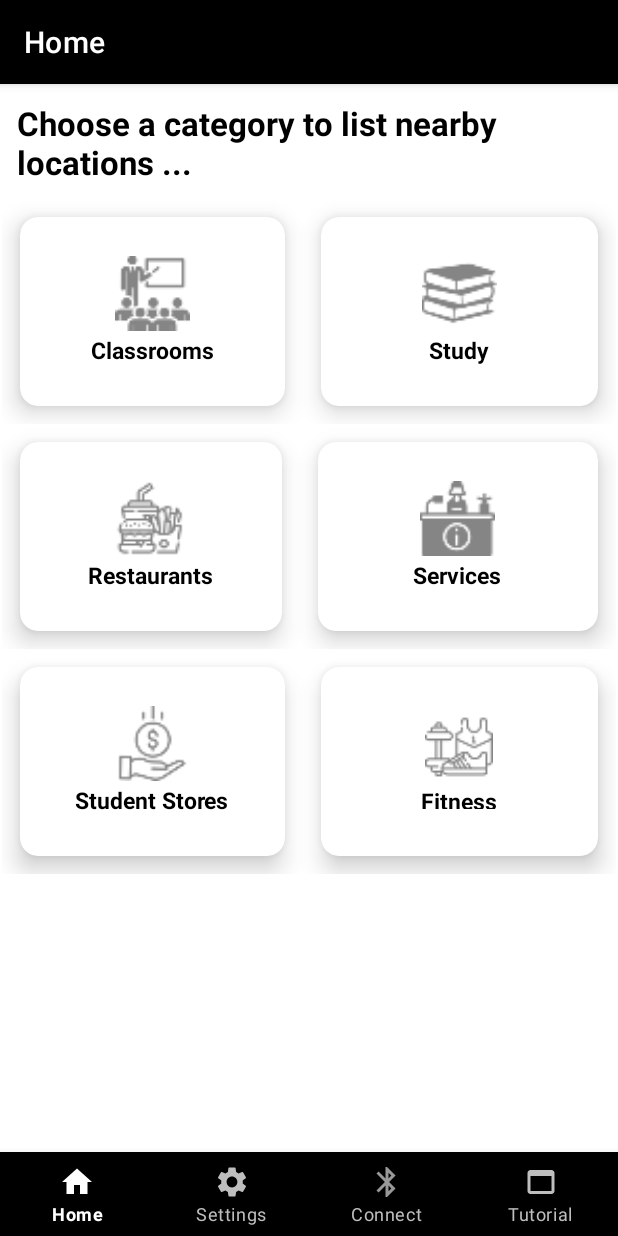
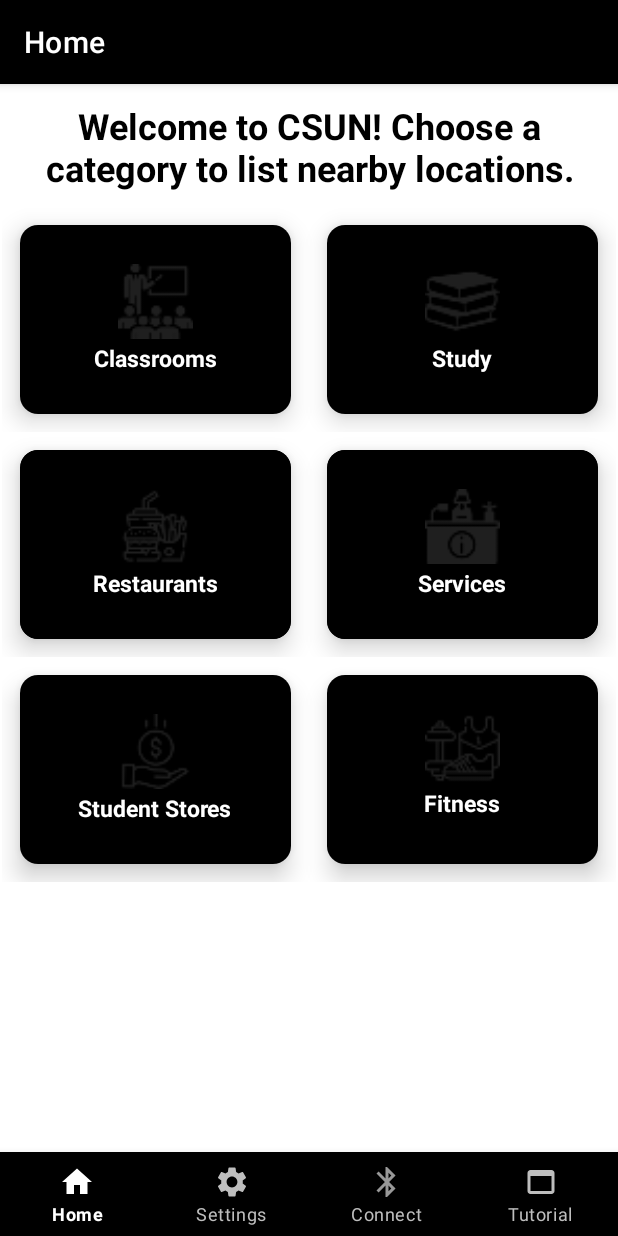
Before and after one commit to indomie858/app-A, an Android app: the screen it shows after launch (MainActivity), on a phone screen of 412 x 824 dp. Run offline under Robolectric (Android 15) with nearby library versions, the phone set to English and light mode, and no system bars; our stand-ins replace androidx.preference; libraries missing offline, so code that uses them is left out: org.altbeacon.beacon; 9 statements that could not run were skipped.

Commit message:
Home UI Tweaks

```diff
--- a/app/src/main/res/layout/fragment_home.xml
+++ b/app/src/main/res/layout/fragment_home.xml
@@ -1,26 +1,26 @@
 <?xml version="1.0" encoding="utf-8"?>
-<LinearLayout
+<LinearLayout xmlns:android="http://schemas.android.com/apk/res/android"
+    xmlns:app="http://schemas.android.com/apk/res-auto"
+    xmlns:tools="http://schemas.android.com/tools"
     android:id="@+id/home_linear_layout"
-    xmlns:android="http://schemas.android.com/apk/res/android"
-    xmlns:tools="http://schemas.android.com/tools"
     android:layout_width="match_parent"
     android:layout_height="match_parent"
-    xmlns:app="http://schemas.android.com/apk/res-auto"
+    android:background="@color/background_color"
     android:orientation="vertical"
-    tools:context=".ui.MainActivity"
-    android:background="@color/background_color">
+    tools:context=".ui.MainActivity">
 
   <TextView
       android:layout_width="match_parent"
       android:layout_height="wrap_content"
-      android:text="Choose a category to list nearby locations ..."
-      android:textColor="@color/black"
-      android:textSize="22sp"
-      android:textStyle="bold"
+      android:layout_marginLeft="10dp"
       android:layout_marginTop="10dp"
-      android:layout_marginLeft="10dp"
       android:layout_marginRight="10dp"
-      android:layout_marginBottom="10dp"/>
+      android:layout_marginBottom="10dp"
+      android:text="Welcome to CSUN! Choose a category to list nearby locations."
+      android:textAlignment="center"
+      android:textColor="@color/text_color"
+      android:textSize="24sp"
+      android:textStyle="bold" />
 
   <!--<RelativeLayout
         android:layout_width="match_parent"
@@ -33,31 +33,31 @@
 
 
   <GridLayout
+      android:id="@+id/grid_layout"
       android:layout_width="match_parent"
       android:layout_height="150dp"
       android:alignmentMode="alignMargins"
       android:columnCount="2"
+
       android:columnOrderPreserved="false"
-      android:rowCount="3"
-      android:id="@+id/grid_layout"
-      >
+      android:rowCount="3">
 
     <androidx.cardview.widget.CardView
         android:id="@+id/Classrooms"
-        android:layout_width="wrap_content"
-        android:layout_height="wrap_content"
+        android:layout_width="0dp"
+        android:layout_height="match_parent"
         android:layout_rowWeight="1"
-        android:layout_columnWeight="1"
+        android:layout_columnWeight=".5"
         android:layout_margin="12dp"
+        android:contentDescription="@string/classrooms"
         android:onClick="onClickCardView"
-        android:contentDescription="@string/classrooms"
         app:cardCornerRadius="12dp"
-        app:cardElevation="10dp"
-        >
+        app:cardElevation="10dp">
 
       <LinearLayout
           android:layout_width="match_parent"
           android:layout_height="match_parent"
+          android:background="@color/card_background_color"
           android:gravity="center"
           android:orientation="vertical"
           android:padding="5dp">
@@ -72,7 +72,7 @@
             android:layout_height="wrap_content"
             android:layout_marginTop="2dp"
             android:text="Classrooms"
-            android:textColor="@color/black"
+            android:textColor="@color/button_text_color"
             android:textSize="15sp"
             android:textStyle="bold" />
       </LinearLayout>
@@ -80,20 +80,20 @@
 
     <androidx.cardview.widget.CardView
         android:id="@+id/study"
-        android:layout_width="wrap_content"
-        android:layout_height="wrap_content"
+        android:layout_width="0dp"
+        android:layout_height="match_parent"
         android:layout_rowWeight="1"
-        android:layout_columnWeight="1"
+        android:layout_columnWeight=".5"
         android:layout_margin="12dp"
+        android:contentDescription="@string/study"
+        android:onClick="onClickCardView"
         app:cardCornerRadius="12dp"
-        app:cardElevation="10dp"
-        android:onClick="onClickCardView"
-        android:contentDescription="@string/study"
-        >
+        app:cardElevation="10dp">
 
       <LinearLayout
           android:layout_width="match_parent"
           android:layout_height="match_parent"
+          android:background="@color/card_background_color"
           android:gravity="center"
           android:orientation="vertical"
           android:padding="25dp">
@@ -108,9 +108,9 @@
             android:layout_height="wrap_content"
             android:layout_marginTop="2dp"
             android:text="Study"
-            android:textColor="@color/black"
+            android:textColor="@color/button_text_color"
             android:textSize="15sp"
-            android:textStyle="bold"/>
+            android:textStyle="bold" />
       </LinearLayout>
     </androidx.cardview.widget.CardView>
   </GridLayout>
@@ -125,20 +125,21 @@
 
     <androidx.cardview.widget.CardView
         android:id="@+id/Restaurants"
-        android:layout_width="wrap_content"
-        android:layout_height="wrap_content"
-        android:layout_rowWeight="1"
-        android:layout_columnWeight="1"
+        android:layout_width="0dp"
+        android:layout_height="match_parent"
+        android:layout_rowWeight=".5"
+        android:layout_columnWeight=".5"
         android:layout_margin="12dp"
+        android:contentDescription="@string/restaurants"
+        android:onClick="onClickCardView"
+        app:cardBackgroundColor="@color/card_background_color"
         app:cardCornerRadius="12dp"
-        app:cardElevation="10dp"
-        android:onClick="onClickCardView"
-        android:contentDescription="@string/restaurants"
-        >
+        app:cardElevation="10dp">
 
       <LinearLayout
           android:layout_width="match_parent"
           android:layout_height="match_parent"
+          android:background="@color/card_background_color"
           android:gravity="center"
           android:orientation="vertical"
           android:padding="1dp">
@@ -153,31 +154,32 @@
             android:layout_height="wrap_content"
             android:layout_marginTop="2dp"
             android:text="Restaurants"
-            android:textColor="@color/black"
+            android:textColor="@color/button_text_color"
             android:textSize="15sp"
-            android:textStyle="bold"/>
+            android:textStyle="bold" />
       </LinearLayout>
     </androidx.cardview.widget.CardView>
 
     <androidx.cardview.widget.CardView
         android:id="@+id/Services"
-        android:layout_width="wrap_content"
-        android:layout_height="wrap_content"
+        android:layout_width="0dp"
+        android:layout_height="match_parent"
         android:layout_rowWeight="1"
-        android:layout_columnWeight="1"
+        android:layout_columnWeight=".5"
         android:layout_margin="12dp"
+        android:contentDescription="@string/Services"
+        android:onClick="onClickCardView"
+        app:cardBackgroundColor="@color/card_background_color"
         app:cardCornerRadius="12dp"
-        app:cardElevation="10dp"
-        android:onClick="onClickCardView"
-        android:contentDescription="@string/Services"
-        >
+        app:cardElevation="10dp">
 
       <LinearLayout
           android:layout_width="match_parent"
           android:layout_height="match_parent"
+          android:background="@color/card_background_color"
           android:gravity="center"
           android:orientation="vertical"
-          android:padding="19dp">
+          android:padding="1dp">
 
         <ImageView
             android:layout_width="50dp"
@@ -189,9 +191,9 @@
             android:layout_height="wrap_content"
             android:layout_marginTop="2dp"
             android:text="Services"
-            android:textColor="@color/black"
+            android:textColor="@color/button_text_color"
             android:textSize="15sp"
-            android:textStyle="bold"/>
+            android:textStyle="bold" />
       </LinearLayout>
     </androidx.cardview.widget.CardView>
   </GridLayout>
@@ -205,22 +207,22 @@
       android:rowCount="3">
 
     <androidx.cardview.widget.CardView
-        android:id="@+id/Student_Store"
-        android:layout_width="wrap_content"
+        android:id="@+id/Student_Stores"
+        android:layout_width="0dp"
         android:layout_height="wrap_content"
         android:layout_rowWeight="1"
-        android:layout_columnWeight="1"
+        android:layout_columnWeight=".5"
         android:layout_margin="12dp"
+        android:contentDescription="@string/student_stores"
         android:onClick="onClickCardView"
         app:cardCornerRadius="12dp"
-        app:cardElevation="10dp"
-        android:contentDescription="@string/student_stores">
+        app:cardElevation="10dp">
 
       <LinearLayout
           android:layout_width="match_parent"
           android:layout_height="match_parent"
+          android:background="@color/card_background_color"
           android:gravity="center"
-          android:onClick="onClickCardView"
           android:orientation="vertical"
           android:padding="1dp">
 
@@ -234,45 +236,50 @@
             android:layout_height="wrap_content"
             android:layout_marginTop="2dp"
             android:text="Student Stores"
-            android:textColor="@color/black"
+            android:textColor="@color/button_text_color"
             android:textSize="15sp"
             android:textStyle="bold" />
+
       </LinearLayout>
     </androidx.cardview.widget.CardView>
 
     <androidx.cardview.widget.CardView
         android:id="@+id/Fitness"
-        android:layout_width="wrap_content"
+        android:layout_width="0dp"
         android:layout_height="wrap_content"
         android:layout_rowWeight="1"
-        android:layout_columnWeight="1"
+        android:layout_columnWeight=".5"
         android:layout_margin="12dp"
+        android:contentDescription="@string/Fitness"
+        android:onClick="onClickCardView"
         app:cardCornerRadius="12dp"
-        app:cardElevation="10dp"
-        android:onClick="onClickCardView"
-        android:contentDescription="@string/Fitness"
-        >
+        app:cardElevation="10dp">
 
       <LinearLayout
           android:layout_width="match_parent"
           android:layout_height="match_parent"
+          android:background="@color/card_background_color"
           android:gravity="center"
+          android:onClick="onClickCardView"
           android:orientation="vertical"
-          android:padding="31dp">
+          android:padding="1dp">
 
         <ImageView
-            android:layout_width="45dp"
-            android:layout_height="45dp"
-            android:src="@drawable/ic_action_fitness" />
+            android:layout_width="50dp"
+            android:layout_height="50dp"
+            android:src="@drawable/ic_action_fitness"
+            android:visibility="visible" />
 
         <TextView
             android:layout_width="wrap_content"
             android:layout_height="wrap_content"
-            android:layout_marginTop="2dp"
-            android:text="Fitness"
-            android:textColor="@color/black"
+            android:layout_marginBottom="5dp"
+            android:baselineAligned="false"
+            android:text="@string/Fitness"
+            android:textColor="@color/button_text_color"
             android:textSize="15sp"
-            android:textStyle="bold"/>
+            android:textStyle="bold" />
+
       </LinearLayout>
     </androidx.cardview.widget.CardView>
   </GridLayout>
--- a/app/src/main/res/values-night/colors.xml
+++ b/app/src/main/res/values-night/colors.xml
@@ -1,10 +1,10 @@
 <?xml version="1.0" encoding="utf-8"?>
-<resources>
+<resources xmlns:tools="http://schemas.android.com/tools">
     <color name="ic_settings_color">#FFFFFFFF</color>
     <color name="ic_attachment_color">#FFFFFFFF</color>
     <color name="background_color">#000000</color>
+    <color name="card_background_color">#ffffff</color>
     <color name="ic_color_lens_color">#FFFFFFFF</color>
-
     <color name="button_text_color">#000000</color>
     <color name="text_color">#FFFFFF</color>
 </resources>
--- a/app/src/main/res/values/colors.xml
+++ b/app/src/main/res/values/colors.xml
@@ -13,12 +13,13 @@
     <color name="mapboxPink">#ee4e8b</color>
     <color name="mapboxYellow">#d9d838</color>
     <color name="mapboxRed">#b43b71</color>
+    <color name="card_background_color">#000000</color>
 
     <color name="ic_settings_color">#FFFFFF</color>
     <color name="ic_attachment_color">#FFFFFFFF</color>
     <color name="background_color">#FFFFFFFF</color>
     <color name="ic_color_lens_color">#FFFFFFFF</color>
 
-    <color name="button_text_color">#000000</color>
+    <color name="button_text_color">#ffffff</color>
     <color name="text_color">#000000</color>
 </resources>
```
